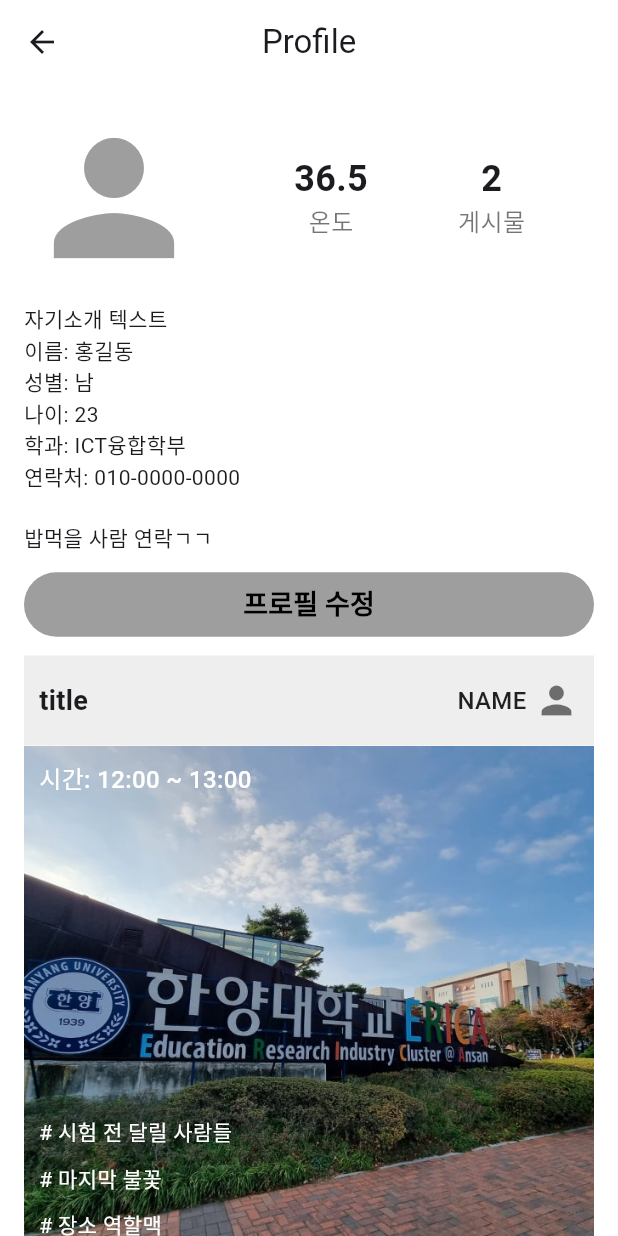
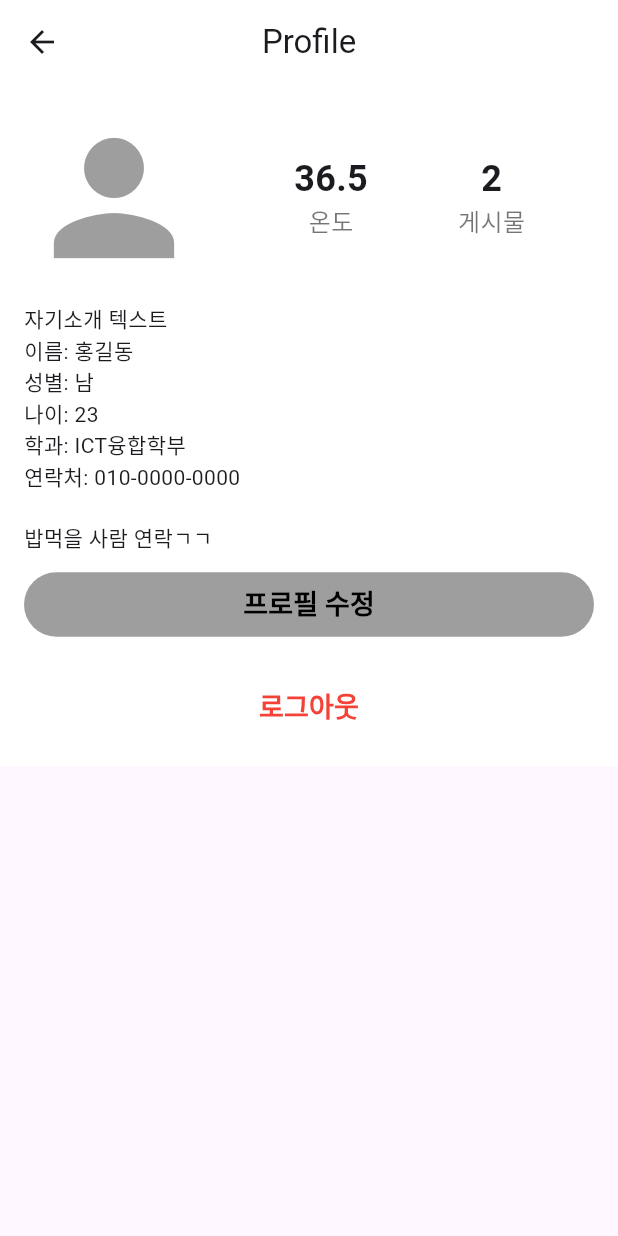
Before and after one commit to Dream-no24/hanzzan, a Flutter app: the screen it shows after launch, after a tap on the "person" icon, on a phone screen of 412 x 824 dp. Run offline on Flutter 3.47's test engine with Material 3 defaults, Android fonts, the phone set to English and light mode, and no system bars; our stand-ins replace shared_preferences.

Commit message:
게시물 클릭시 참여 페이지로 이동하는 것 구현(미완성), 프로필 화면의 게시물 2개 제거

```diff
--- a/lib/mainScreenDir/main_screen.dart
+++ b/lib/mainScreenDir/main_screen.dart
@@ -2,6 +2,7 @@
 import 'package:hanzzan/UserInfo/loginPage/login.dart';
 import 'package:hanzzan/mainScreenDir/profile_screen.dart';
 import 'package:hanzzan/mainScreenDir/addPost/addPost.dart';
+import 'package:hanzzan/mainScreenDir/room_screen.dart';
 
 class MainScreen extends StatefulWidget {
   @override
@@ -77,7 +78,14 @@
           itemBuilder: (context, index) {
             final post = _posts[index];
 
-            return Container(
+            return GestureDetector(
+              onTap: () {
+                Navigator.push(
+                  context,
+                  MaterialPageRoute(builder: (context) => RoomScreen()),
+                );
+              },
+              child: Container(
                 height: 200, // 직사각형 비율 5:2 정도로 설정
                 width: double.infinity,
                 margin: const EdgeInsets.symmetric(vertical: 10),
@@ -164,6 +172,7 @@
                       ),
                     ),
                   ],
+                ),
               ),
             );
           },
--- a/lib/mainScreenDir/profile_screen.dart
+++ b/lib/mainScreenDir/profile_screen.dart
@@ -126,9 +126,6 @@
                         ),
                       ),
                     ),
-                    // 게시물 박스
-                    _buildPostBox(),
-                    _buildPostBox(),
                     SizedBox(height: 20),
                     // 로그아웃 버튼
                     Center(
@@ -180,117 +177,4 @@
       ),
     );
   }
-
-  Widget _buildPostBox() {
-    return Container(
-      height: 400, // 게시물 높이
-      width: double.infinity,
-      margin: const EdgeInsets.symmetric(vertical: 10),
-      color: Colors.white,
-      child: Column(
-        children: [
-          // 상단 바
-          Container(
-            height: 60, // 상단 바 높이
-            width: double.infinity, // 좌우 가득 채우기
-            color: Colors.grey[200], // 바의 배경색
-            padding: const EdgeInsets.symmetric(horizontal: 10),
-            child: Row(
-              mainAxisAlignment: MainAxisAlignment.spaceBetween,
-              children: [
-                // 좌측 제목
-                const Text(
-                  'title',
-                  style: TextStyle(
-                    fontSize: 18,
-                    fontWeight: FontWeight.bold,
-                  ),
-                ),
-                // 우측 사용자 정보
-                Row(
-                  children: [
-                    const Text(
-                      'NAME', // 추가된 텍스트
-                      style: TextStyle(
-                        fontSize: 16,
-                        fontWeight: FontWeight.w500,
-                        color: Colors.black87,
-                      ),
-                    ),
-                    const SizedBox(width: 5), // 텍스트와 아이콘 간 간격
-                    Icon(
-                      Icons.person, // 사용자 아이콘
-                      size: 30,
-                      color: Colors.black54,
-                    ),
-                  ],
-                ),
-              ],
-            ),
-          ),
-          // 게시물 내용 (이미지 배경)
-          Expanded(
-            child: Container(
-              decoration: BoxDecoration(
-                image: DecorationImage(
-                  image: AssetImage('assets/ERICA.jpg'), // 이미지 파일 경로
-                  fit: BoxFit.cover, // 이미지를 박스에 맞게 채움
-                ),
-              ),
-              child: Stack(
-                children: [
-                  // 좌측 상단 시간 텍스트
-                  Positioned(
-                    left: 10, // 좌측 여백
-                    top: 10, // 상단 여백
-                    child: const Text(
-                      '시간: 12:00 ~ 13:00',
-                      style: TextStyle(
-                        fontSize: 16,
-                        fontWeight: FontWeight.w500,
-                        color: Colors.white, // 흰색 텍스트
-                      ),
-                    ),
-                  ),
-                  // 좌측 하단 해시태그 텍스트
-                  Positioned(
-                    left: 10, // 좌측 여백
-                    bottom: 10, // 하단 여백
-                    child: Column(
-                      crossAxisAlignment: CrossAxisAlignment.start,
-                      children: [
-                        const Text(
-                          '# 시험 전 달릴 사람들',
-                          style: TextStyle(
-                            fontSize: 14,
-                            color: Colors.white, // 흰색 텍스트
-                          ),
-                        ),
-                        const SizedBox(height: 10),
-                        const Text(
-                          '# 마지막 불꽃',
-                          style: TextStyle(
-                            fontSize: 14,
-                            color: Colors.white, // 흰색 텍스트
-                          ),
-                        ),
-                        const SizedBox(height: 10),
-                        const Text(
-                          '# 장소 역할맥',
-                          style: TextStyle(
-                            fontSize: 14,
-                            color: Colors.white, // 흰색 텍스트
-                          ),
-                        ),
-                      ],
-                    ),
-                  ),
-                ],
-              ),
-            ),
-          ),
-        ],
-      ),
-    );
-  }
 }
--- a/lib/mainScreenDir/room_screen.dart
+++ b/lib/mainScreenDir/room_screen.dart
@@ -1,8 +1,5 @@
-// 현재 모임에 참여 중인 사용자들을 보여주는 클래스 입니다.
-// 게시물 클릭 시 이 화면이 나옵니다.
-// 참가하기 버튼을 통해 모임에 참가할 수 있습니다.
-
 import 'package:flutter/material.dart';
+import 'package:shared_preferences/shared_preferences.dart';
 
 class RoomScreen extends StatefulWidget {
   @override
@@ -12,6 +9,26 @@
 class _RoomScreenState extends State<RoomScreen> {
   // 참가하기와 나가기 버튼을 구분하는 변수
   bool isJoined = false;
+
+  @override
+  void initState() {
+    super.initState();
+    _loadJoinStatus();
+  }
+
+  // 참가 상태를 SharedPreferences에서 불러오는 함수
+  Future<void> _loadJoinStatus() async {
+    SharedPreferences prefs = await SharedPreferences.getInstance();
+    setState(() {
+      isJoined = prefs.getBool('isJoined') ?? false;
+    });
+  }
+
+  // 참가 상태를 SharedPreferences에 저장하는 함수
+  Future<void> _saveJoinStatus() async {
+    SharedPreferences prefs = await SharedPreferences.getInstance();
+    prefs.setBool('isJoined', isJoined);
+  }
 
   @override
   Widget build(BuildContext context) {
@@ -52,6 +69,7 @@
                       setState(() {
                         isJoined = !isJoined;
                       });
+                      _saveJoinStatus();
                     },
                     child: Text(
                       // 참가하기 버튼을 클릭할 때마다 isJoined 변수가 변경되면서 텍스트가 바뀜.
--- a/pubspec.yaml
+++ b/pubspec.yaml
@@ -32,6 +32,9 @@
     sdk: flutter
 
   http: ^0.13.4
+
+  # room_screen에서 사용자의 참가 상태를 그대로 유지시키기 위한 패키지.
+  shared_preferences: ^2.0.6
 
 
 
```
Also changed, not shown: pubspec.lock, 1 other file. Lines whose indentation alone changed are shown as unchanged.
